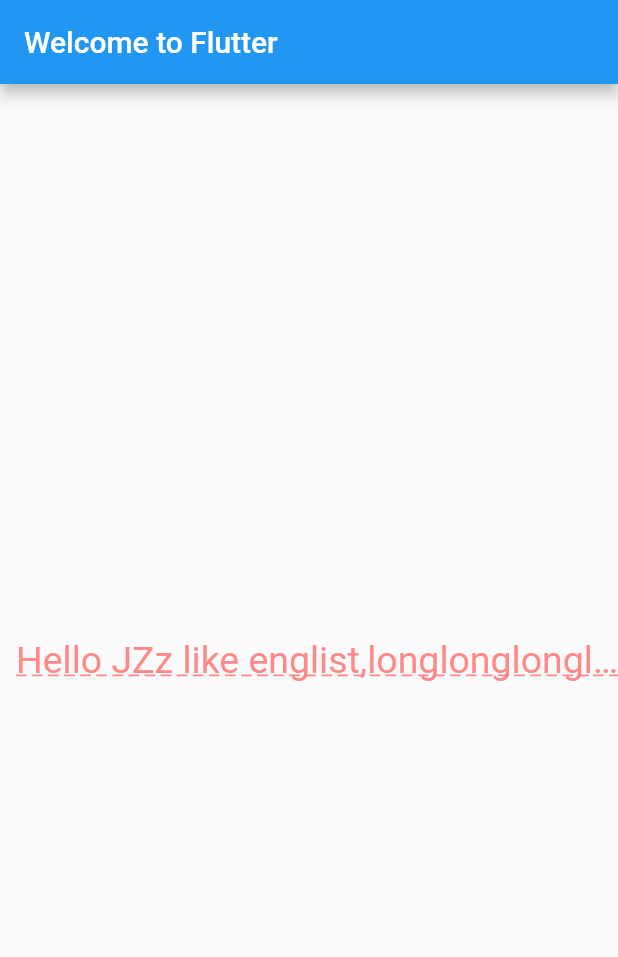
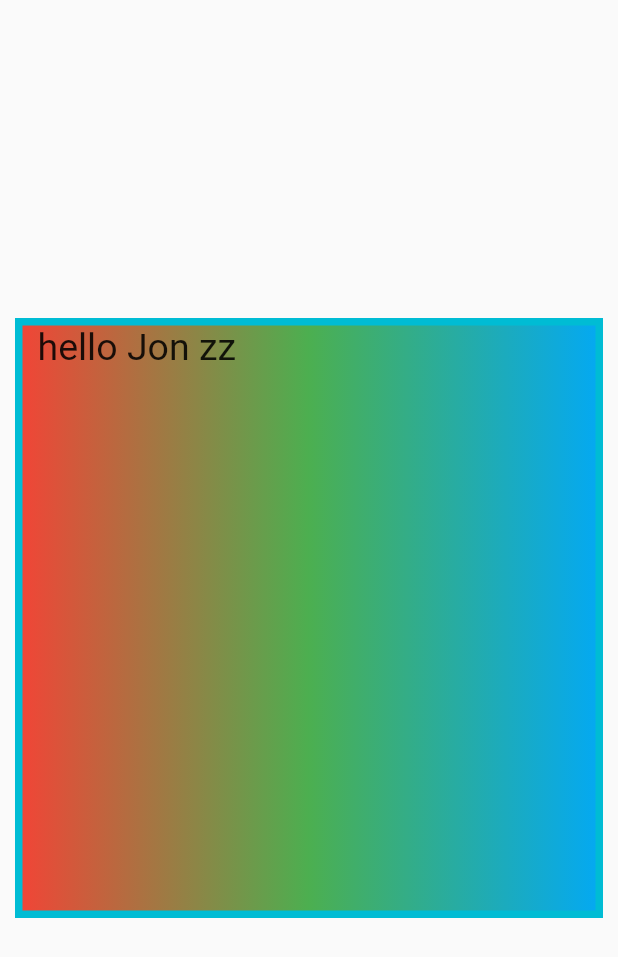
Before and after one commit to Jzz8977/flutter_Jon, a Flutter app: the screen it shows after launch, on a phone screen of 412 x 824 dp. Shown: the top 957 px of the screen. Run offline on Flutter 3.47's test engine with Material 2 defaults, Android fonts, the phone set to English and light mode, and no system bars.

Commit message:
Container

```diff
--- a/lib/main.dart
+++ b/lib/main.dart
@@ -1,4 +1,5 @@
 import "package:flutter/material.dart";
+import 'package:flutter/rendering.dart';
 
 void main() => runApp(MyApp());
 
@@ -8,20 +9,25 @@ class MyApp extends StatelessWidget {
     return MaterialApp(
       title: "MaterialApp Title",
       home: Scaffold(
-        appBar: AppBar(
-          title: Text("Welcome to Flutter"),
-        ),
         body: Center(
-          child: Text(
-            'Hello JZz like englist,longlonglonglonglonglonglonglonglonglonglonglonglonglonglonglonglonglonglonglonglonglonglonglong',
-            textAlign: TextAlign.right,
-            maxLines: 1,
-            overflow: TextOverflow.ellipsis,
-            style: TextStyle(
-              fontSize: 25,
-              color: Color.fromARGB(1000, 255, 125, 125),
-              decoration: TextDecoration.underline,
-              decorationStyle: TextDecorationStyle.dashed,
+          child: Container(
+            child: new Text(
+              'hello Jon zz',
+              style: TextStyle(
+                fontSize: 25,
+              ),
+            ),
+            alignment: Alignment.topLeft,
+            width: 500.0,
+            height: 400.0,
+            // color: Colors.blueGrey,// 不能同时用吗
+            padding: const EdgeInsets.fromLTRB(10.0, 0, 0, 0),
+            margin: const EdgeInsets.all(10.0),
+            decoration: new BoxDecoration(
+              gradient: const LinearGradient(
+                colors: [Colors.red, Colors.green, Colors.lightBlue],
+              ),
+              border: Border.all(width: 5.0, color: Colors.cyan),
             ),
           ),
         ),
@@ -29,3 +35,35 @@ class MyApp extends StatelessWidget {
     );
   }
 }
+
+// import "package:flutter/material.dart";
+
+// void main() => runApp(MyApp());
+
+// class MyApp extends StatelessWidget {
+//   @override
+//   Widget build(BuildContext context) {
+//     return MaterialApp(
+//       title: "MaterialApp Title",
+//       home: Scaffold(
+//         appBar: AppBar(
+//           title: Text("Welcome to Flutter"),
+//         ),
+//         body: Center(
+//           child: Text(
+//             'Hello JZz like englist,longlonglonglonglonglonglonglonglonglonglonglonglonglonglonglonglonglonglonglonglonglonglonglong',
+//             textAlign: TextAlign.right,
+//             maxLines: 1,
+//             overflow: TextOverflow.ellipsis,
+//             style: TextStyle(
+//               fontSize: 25,
+//               color: Color.fromARGB(1000, 255, 125, 125),
+//               decoration: TextDecoration.underline,
+//               decorationStyle: TextDecorationStyle.dashed,
+//             ),
+//           ),
+//         ),
+//       ),
+//     );
+//   }
+// }
```
